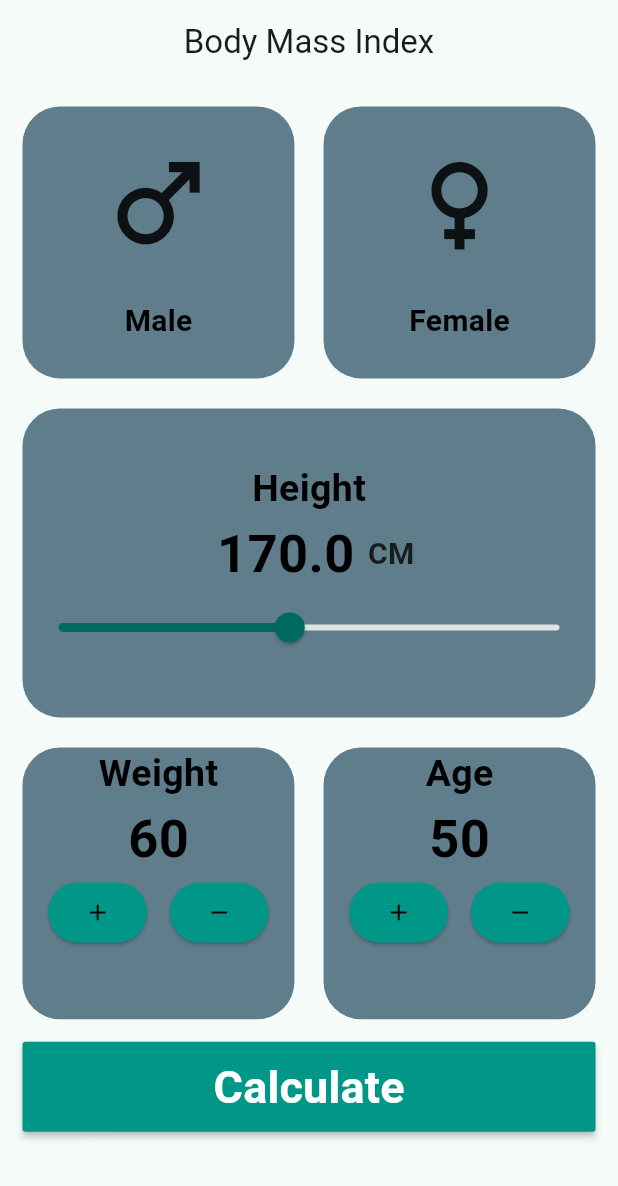
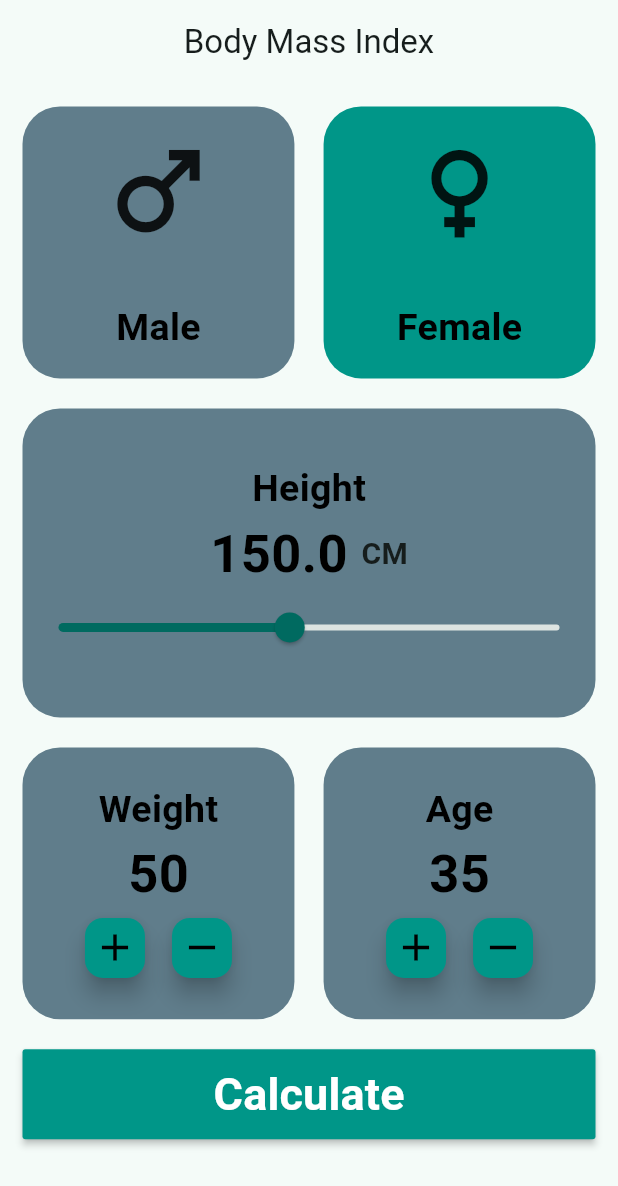
Before and after one commit to rofidamedhat/BMI, a Flutter app: the screen it shows after launch, on a phone screen of 412 x 824 dp. Shown: the top 1186 px of the screen. Run offline on Flutter 3.47's test engine with Material 3 defaults, Android fonts, the phone set to English and light mode, and no system bars.

Commit message:
claculating BMI

```diff
--- a/lib/home.dart
+++ b/lib/home.dart
@@ -9,6 +9,12 @@ class Home extends StatefulWidget {
 }
 
 class _HomeState extends State<Home> {
+  bool isMale = false;
+  String selectedGender = '';
+  double chosenHeight = 150.0;
+  int selectedWeight = 50;
+  int selectedAge = 35;
+
   @override
   Widget build(BuildContext context) {
     return Scaffold(
@@ -29,35 +35,21 @@ class _HomeState extends State<Home> {
             Row(
               mainAxisAlignment: MainAxisAlignment.spaceBetween,
               children: [
-                _containerWidget(
-                    context, _genderType(context, Icons.male, 'Male')),
-                _containerWidget(
-                    context, _genderType(context, Icons.female, 'Female')),
+                _genderType('Male'),
+                _genderType('Female'),
               ],
             ),
             const SizedBox(height: 20),
-            Container(
-              height: MediaQuery.sizeOf(context).height * .25,
-              width: double.infinity,
-              decoration: const BoxDecoration(
-                color: Colors.blueGrey,
-                borderRadius: BorderRadius.all(
-                  Radius.circular(
-                    25,
-                  ),
-                ),
-              ),
-              child: _calcHeight(),
-            ),
+            _calcHeight(),
             const SizedBox(height: 20),
             Row(
               mainAxisAlignment: MainAxisAlignment.spaceBetween,
               children: [
-                _containerWidget(context, _controlWeightAndAge('Weight', '60')),
-                _containerWidget(context, _controlWeightAndAge('Age', '50')),
+                _controlWeightAndAge(context, 'Weight'),
+                _controlWeightAndAge(context, 'Age'),
               ],
             ),
-            const SizedBox(height: 15),
+            const SizedBox(height: 20),
             Container(
               decoration: const BoxDecoration(
                 borderRadius: BorderRadius.all(
@@ -72,7 +64,12 @@ class _HomeState extends State<Home> {
                 onPressed: () {
                   Navigator.of(context).push(
                     MaterialPageRoute(
-                      builder: (context) => const Result(),
+                      builder: (context) => Result(
+                        genderType: selectedGender,
+                        selectedHeight: chosenHeight,
+                        selectedWeight: selectedWeight,
+                        selectedAge: selectedAge,
+                      ),
                     ),
                   );
                 },
@@ -93,10 +90,52 @@ class _HomeState extends State<Home> {
     );
   }
 
-  _containerWidget(BuildContext context, Widget contentWidget) {
-    return Container(
+  Widget _genderType(String type) {
+    return GestureDetector(
+      onTap: () {
+        setState(() {
+          isMale = type == 'Male' ? true : false;
+          selectedGender = type;
+        });
+        print(selectedGender);
+      },
+      child: Container(
         height: MediaQuery.of(context).size.height * .22,
         width: MediaQuery.of(context).size.height * .22,
+        decoration: BoxDecoration(
+          color: (isMale && type == 'Male') ||
+                  (isMale == false && type == 'Female')
+              ? Colors.teal
+              : Colors.blueGrey,
+          borderRadius: const BorderRadius.all(
+            Radius.circular(
+              25,
+            ),
+          ),
+        ),
+        child: Column(
+          mainAxisAlignment: MainAxisAlignment.spaceAround,
+          children: [
+            Icon(type == 'Male' ? Icons.male : Icons.female,
+                size: MediaQuery.sizeOf(context).height * .1),
+            Text(
+              type == 'Male' ? 'Male' : 'Female',
+              style: const TextStyle(
+                color: Colors.black,
+                fontSize: 25,
+                fontWeight: FontWeight.bold,
+              ),
+            ),
+          ],
+        ),
+      ),
+    );
+  }
+
+  Widget _calcHeight() {
+    return Container(
+      height: MediaQuery.sizeOf(context).height * .25,
+      width: double.infinity,
       decoration: const BoxDecoration(
         color: Colors.blueGrey,
         borderRadius: BorderRadius.all(
@@ -105,61 +144,7 @@ class _HomeState extends State<Home> {
           ),
         ),
       ),
-      child: contentWidget,
-    );
-  }
-
-  Widget _genderType(BuildContext context, IconData icon, String text) {
-    return Column(
-      mainAxisAlignment: MainAxisAlignment.spaceEvenly,
-      children: [
-        Icon(icon, size: MediaQuery.sizeOf(context).height * .1),
-        Text(
-          text,
-          style: const TextStyle(
-            color: Colors.black,
-            fontSize: 20,
-            fontWeight: FontWeight.bold,
-          ),
-        ),
-      ],
-    );
-  }
-
-  Widget _controlWeightAndAge(String text, String value) {
-    return Column(
-      children: [
-        Text(
-          text,
-          style: const TextStyle(
-            fontWeight: FontWeight.bold,
-            fontSize: 25,
-            color: Colors.black,
-          ),
-        ),
-        Text(
-          value,
-          style: const TextStyle(
-            fontSize: 35,
-            color: Colors.black,
-            fontWeight: FontWeight.bold,
-          ),
-        ),
-        Row(
-          mainAxisAlignment: MainAxisAlignment.center,
-          children: [
-            _customButton(context, Icons.add),
-            const SizedBox(width: 15),
-            _customButton(context, Icons.remove),
-            const SizedBox(height: 15),
-          ],
-        ),
-      ],
-    );
-  }
-
-  Widget _calcHeight() {
-    return Column(
+      child: Column(
         mainAxisAlignment: MainAxisAlignment.center,
         crossAxisAlignment: CrossAxisAlignment.center,
         children: [
@@ -171,18 +156,18 @@ class _HomeState extends State<Home> {
               color: Colors.black,
             ),
           ),
-        const Row(
+          Row(
             mainAxisAlignment: MainAxisAlignment.center,
             children: [
               Text(
-              ' 170.0 ',
-              style: TextStyle(
+                '${chosenHeight.toStringAsFixed(1)} ',
+                style: const TextStyle(
                   fontSize: 35,
                   color: Colors.black,
                   fontWeight: FontWeight.bold,
                 ),
               ),
-            Text(
+              const Text(
                 'CM',
                 style: TextStyle(
                   fontSize: 20,
@@ -192,26 +177,96 @@ class _HomeState extends State<Home> {
             ],
           ),
           Slider(
-          value: 150,
-          onChanged: (val) {},
+            value: chosenHeight,
+            onChanged: (val) {
+              setState(() {
+                chosenHeight = val;
+              });
+              print(chosenHeight.toStringAsFixed(1));
+            },
             min: 90,
             max: 220,
           ),
         ],
+      ),
     );
   }
 
-  Widget _customButton(BuildContext context, IconData icon) {
-    return ElevatedButton(
-      onPressed: () {},
-      style: ElevatedButton.styleFrom(
-        backgroundColor: Colors.teal,
-        foregroundColor: Colors.black,
-        shape: RoundedRectangleBorder(
-          borderRadius: BorderRadius.circular(50),
+  Widget _controlWeightAndAge(BuildContext context, String type) {
+    return Container(
+      padding: const EdgeInsets.all(10),
+      height: MediaQuery.of(context).size.height * .22,
+      width: MediaQuery.of(context).size.height * .22,
+      decoration: const BoxDecoration(
+        color: Colors.blueGrey,
+        borderRadius: BorderRadius.all(
+          Radius.circular(25),
         ),
       ),
-      child: Icon(icon),
+      child: Column(
+        mainAxisAlignment: MainAxisAlignment.center,
+        children: [
+          Text(
+            type == 'Weight' ? 'Weight' : 'Age',
+            style: const TextStyle(
+              fontWeight: FontWeight.bold,
+              fontSize: 25,
+              color: Colors.black,
+            ),
+          ),
+          Text(
+            type == 'Weight' ? '$selectedWeight' : '$selectedAge',
+            style: const TextStyle(
+              fontSize: 35,
+              color: Colors.black,
+              fontWeight: FontWeight.bold,
+            ),
+          ),
+          Row(
+            mainAxisAlignment: MainAxisAlignment.center,
+            children: [
+              FloatingActionButton(
+                mini: true,
+                onPressed: () {
+                  setState(() {
+                    type == 'Weight' ? selectedWeight++ : selectedAge++;
+                  });
+
+                  print(selectedWeight);
+                  print(selectedAge);
+                },
+                heroTag:
+                    type == 'Weight' ? 'selectedWeight++' : 'selectedAge++',
+                backgroundColor: Colors.teal,
+                child: const Icon(
+                  Icons.add,
+                  color: Colors.black,
+                  size: 30,
+                ),
+              ),
+              const SizedBox(width: 10),
+              FloatingActionButton(
+                mini: true,
+                onPressed: () {
+                  setState(() {
+                    type == 'Weight' ? selectedWeight-- : selectedAge--;
+                  });
+                  print(selectedWeight);
+                  print(selectedAge);
+                },
+                heroTag:
+                    type == 'Weight' ? 'selectedWeight--' : 'selectedAge--',
+                backgroundColor: Colors.teal,
+                child: const Icon(
+                  Icons.remove,
+                  color: Colors.black,
+                  size: 30,
+                ),
+              ),
+            ],
+          ),
+        ],
+      ),
     );
   }
 }
--- a/lib/result.dart
+++ b/lib/result.dart
@@ -1,7 +1,18 @@
+// ignore_for_file: public_member_api_docs, sort_constructors_first
 import 'package:flutter/material.dart';
 
 class Result extends StatefulWidget {
-  const Result({super.key});
+  final String genderType;
+  final double selectedHeight;
+  final int selectedWeight;
+  final int selectedAge;
+  const Result({
+    Key? key,
+    required this.genderType,
+    required this.selectedHeight,
+    required this.selectedWeight,
+    required this.selectedAge,
+  }) : super(key: key);
 
   @override
   State<Result> createState() => _ResultState();
@@ -12,7 +23,7 @@ class _ResultState extends State<Result> {
   Widget build(BuildContext context) {
     return Scaffold(
       appBar: AppBar(
-        title: const Text('Result is : '),
+        title: const Text('Result is :'),
       ),
     );
   }
```
Lines whose indentation alone changed are shown as unchanged.
